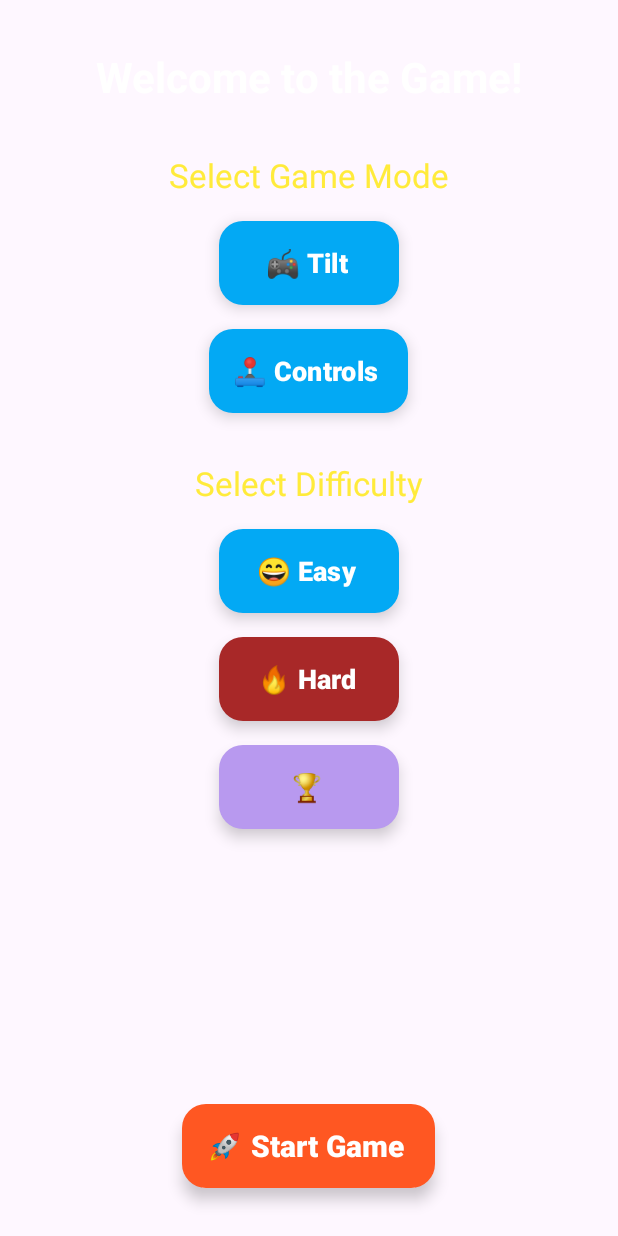
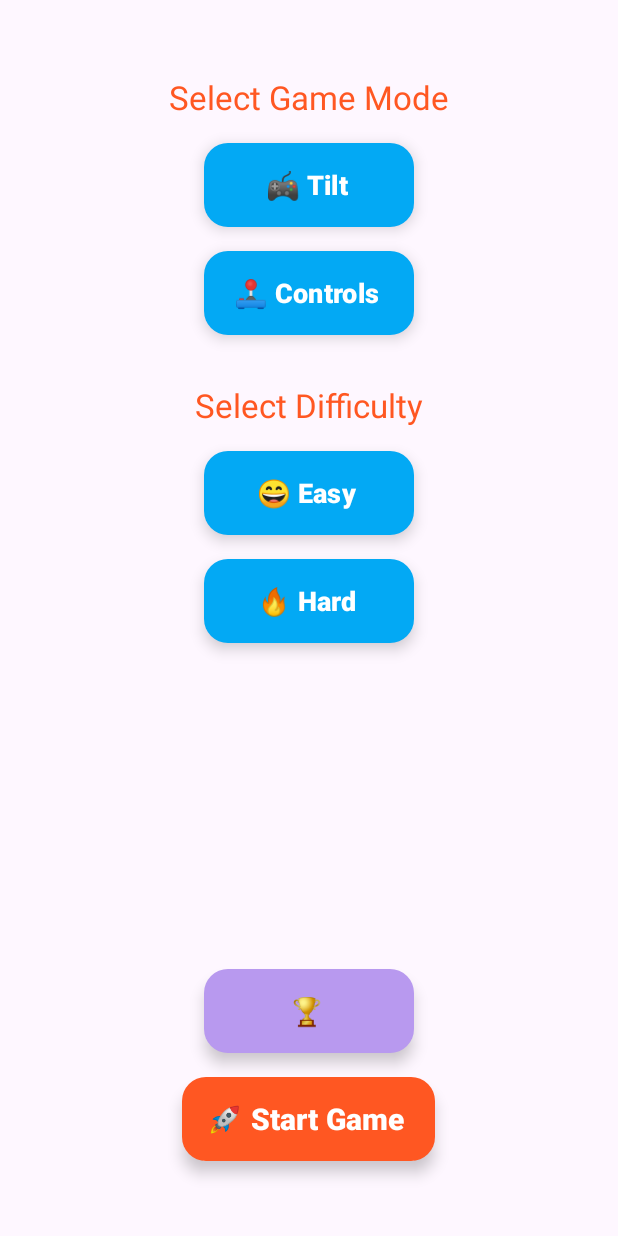
Before and after one commit to afiksoco/My-Mobile-Game, an Android app: the screen it shows after launch (WelcomeActivity), on a phone screen of 412 x 824 dp. Run offline under Robolectric (Android 15) with nearby library versions, the phone set to English and light mode, and no system bars; 2 statements that could not run were skipped.

```diff
--- a/app/src/main/java/com/example/my_mobile_game/LeaderboardActivity.kt
+++ b/app/src/main/java/com/example/my_mobile_game/LeaderboardActivity.kt
@@ -1,15 +1,13 @@
 package com.example.my_mobile_game
 
 import android.os.Bundle
-import android.util.Log
 import android.widget.FrameLayout
 import androidx.activity.enableEdgeToEdge
 import androidx.appcompat.app.AppCompatActivity
 import com.example.my_mobile_game.fragments.GoogleMapFragment
 import com.example.my_mobile_game.fragments.LeaderboardFragment
 import com.example.my_mobile_game.interfaces.HighScoreItemClickedCallback
-import com.example.my_mobile_game.utils.Constants
-import com.google.android.material.textview.MaterialTextView
+
 
 class LeaderboardActivity : AppCompatActivity(), HighScoreItemClickedCallback {
 
--- a/app/src/main/java/com/example/my_mobile_game/WelcomeActivity.kt
+++ b/app/src/main/java/com/example/my_mobile_game/WelcomeActivity.kt
@@ -16,7 +16,6 @@ import com.google.android.material.floatingactionbutton.ExtendedFloatingActionBu
 class WelcomeActivity : AppCompatActivity() {
 
 
-    private lateinit var binding: ActivityWelcomeBinding
     private lateinit var welcome_BTN_leaderboard: ExtendedFloatingActionButton
     private lateinit var welcome_BTN_startgame: ExtendedFloatingActionButton
     private lateinit var welcome_BTN_tilt: ExtendedFloatingActionButton
@@ -84,7 +83,7 @@ class WelcomeActivity : AppCompatActivity() {
             highlightButton(welcome_BTN_hard, welcome_BTN_easy) // Highlight selected button
         }
         welcome_BTN_startgame.setOnClickListener {
-            if (selectedMode != null) {
+            if (selectedMode != null && difficulty != null) {
                 changeActivity(
                     MainActivity::class.java,
                     mapOf(
@@ -94,7 +93,7 @@ class WelcomeActivity : AppCompatActivity() {
                 )
             } else {
                 // Show a message if no mode is selected
-                Toast.makeText(this, "Please select a play mode.", Toast.LENGTH_SHORT).show()
+                Toast.makeText(this, "Please select difficulty and play mode", Toast.LENGTH_SHORT).show()
             }
         }
     }
--- a/app/src/main/java/com/example/my_mobile_game/adapters/ScoreAdapter.kt
+++ b/app/src/main/java/com/example/my_mobile_game/adapters/ScoreAdapter.kt
@@ -26,8 +26,7 @@ class ScoreAdapter(private val scores: List<Score>) :
         val score = scores[position]
         holder.nameTextView.text = score.name
         holder.scoreTextView.text = score.score.toString()
-        holder.lanTextView.text = score.lan.toString()
-        holder.lonTextView.text = score.lon.toString()
+
 
 
         holder.itemView.setOnClickListener {
@@ -41,8 +40,7 @@ class ScoreAdapter(private val scores: List<Score>) :
     class ScoreViewHolder(view: View) : RecyclerView.ViewHolder(view) {
         val nameTextView: TextView = view.findViewById(R.id.item_score_name)
         val scoreTextView: TextView = view.findViewById(R.id.item_score_value)
-        val lanTextView: TextView = view.findViewById(R.id.item_score_lan)
-        val lonTextView: TextView = view.findViewById(R.id.item_score_lon)
+
 
 
     }
--- a/app/src/main/java/com/example/my_mobile_game/fragments/GoogleMapFragment.kt
+++ b/app/src/main/java/com/example/my_mobile_game/fragments/GoogleMapFragment.kt
@@ -41,7 +41,7 @@ class GoogleMapFragment : Fragment(R.layout.fragment_map) {
             return
         }
 
-        val location = LatLng(32.1, 32.2)
+        val location = LatLng(32.115258, 34.817827)
         googleMap.clear()
         googleMap.addMarker(MarkerOptions().position(location).title("Player Location"))
         googleMap.moveCamera(CameraUpdateFactory.newLatLngZoom(location, 15f))
--- a/app/src/main/res/layout/activity_welcome.xml
+++ b/app/src/main/res/layout/activity_welcome.xml
@@ -6,36 +6,25 @@
     android:layout_height="match_parent"
     tools:context=".WelcomeActivity">
 
-    <!-- Welcome Text -->
-    <com.google.android.material.textview.MaterialTextView
-        android:id="@+id/welcome_text"
-        android:layout_width="wrap_content"
-        android:layout_height="wrap_content"
-        android:layout_centerHorizontal="true"
-        android:layout_marginTop="32dp"
-        android:text="Welcome to the Game!"
-        android:textColor="@color/white"
-        android:textSize="28sp"
-        android:textStyle="bold"
-         />
+
 
     <!-- Game Mode Header -->
     <com.google.android.material.textview.MaterialTextView
         android:id="@+id/game_mode_header"
         android:layout_width="wrap_content"
         android:layout_height="wrap_content"
-        android:layout_below="@id/welcome_text"
         android:layout_centerHorizontal="true"
-        android:layout_marginTop="32dp"
+        android:layout_marginTop="@dimen/default_welcome_margin"
         android:text="Select Game Mode"
-        android:textColor="@color/yellow"
+        android:textColor="@color/orange"
         android:textSize="22sp"
+
         />
 
     <!-- Tilt Button -->
     <com.google.android.material.floatingactionbutton.ExtendedFloatingActionButton
         android:id="@+id/welcome_BTN_tilt"
-        android:layout_width="wrap_content"
+        android:layout_width="@dimen/default_buttons_width"
         android:layout_height="wrap_content"
         android:layout_below="@id/game_mode_header"
         android:layout_centerHorizontal="true"
@@ -50,7 +39,7 @@
     <!-- Controls Button -->
     <com.google.android.material.floatingactionbutton.ExtendedFloatingActionButton
         android:id="@+id/welcome_BTN_controls"
-        android:layout_width="wrap_content"
+        android:layout_width="@dimen/default_buttons_width"
         android:layout_height="wrap_content"
         android:layout_below="@id/welcome_BTN_tilt"
         android:layout_centerHorizontal="true"
@@ -71,14 +60,14 @@
         android:layout_centerHorizontal="true"
         android:layout_marginTop="32dp"
         android:text="Select Difficulty"
-        android:textColor="@color/yellow"
+        android:textColor="@color/orange"
         android:textSize="22sp"
         />
 
     <!-- Easy Difficulty Button -->
     <com.google.android.material.floatingactionbutton.ExtendedFloatingActionButton
         android:id="@+id/welcome_BTN_easy"
-        android:layout_width="wrap_content"
+        android:layout_width="@dimen/default_buttons_width"
         android:layout_height="wrap_content"
         android:layout_below="@id/game_difficulty_header"
         android:layout_centerHorizontal="true"
@@ -95,7 +84,7 @@
     <!-- Hard Difficulty Button -->
     <com.google.android.material.floatingactionbutton.ExtendedFloatingActionButton
         android:id="@+id/welcome_BTN_hard"
-        android:layout_width="wrap_content"
+        android:layout_width="@dimen/default_buttons_width"
         android:layout_height="wrap_content"
         android:layout_below="@id/welcome_BTN_easy"
         android:layout_centerHorizontal="true"
@@ -104,17 +93,17 @@
         android:textStyle="bold"
         android:textColor="@color/white"
         android:textSize="18sp"
-        app:backgroundTint="@color/blood_red"
+        app:backgroundTint="@color/sky_blue"
         app:cornerRadius="50dp" />
 
     <!--Leaderboard button -->
     <com.google.android.material.floatingactionbutton.ExtendedFloatingActionButton
         android:id="@+id/welcome_BTN_leaderboard"
-        android:layout_width="wrap_content"
+        android:layout_width="@dimen/default_buttons_width"
         android:layout_height="wrap_content"
-        android:layout_below="@id/welcome_BTN_hard"
+        android:layout_above="@id/welcome_BTN_startgame"
         android:layout_centerHorizontal="true"
-        android:layout_marginTop="16dp"
+        android:layout_marginBottom="16dp"
         android:text="🏆"
         android:textStyle="bold"
         android:textColor="@color/white"
@@ -129,7 +118,7 @@
         android:layout_height="wrap_content"
         android:layout_alignParentBottom="true"
         android:layout_centerHorizontal="true"
-        android:layout_marginBottom="32dp"
+        android:layout_marginBottom="@dimen/default_welcome_margin"
         android:text="🚀 Start Game"
         android:textStyle="bold"
         android:textColor="@color/white"
--- a/app/src/main/res/values/dimens.xml
+++ b/app/src/main/res/values/dimens.xml
@@ -13,4 +13,6 @@
     <dimen name="char_default_margin">80dp</dimen>
     <dimen name="default_char_width">80dp</dimen>
     <dimen name="default_char_height">100dp</dimen>
+    <dimen name="default_welcome_margin">50dp</dimen>
+    <dimen name="default_buttons_width">140dp</dimen>
 </resources>
```
Also changed, not shown: app/src/main/java/com/example/my_mobile_game/MainActivity.kt (+12 -6 lines), app/src/main/java/com/example/my_mobile_game/logic/GameManager.kt (+28 -9 lines), app/src/main/java/com/example/my_mobile_game/utils/Constants.kt (+10 -3 lines), app/src/main/res/layout/activity_main.xml (+35 -103 lines), app/src/main/res/layout/item_score.xml (+3 -18 lines).
